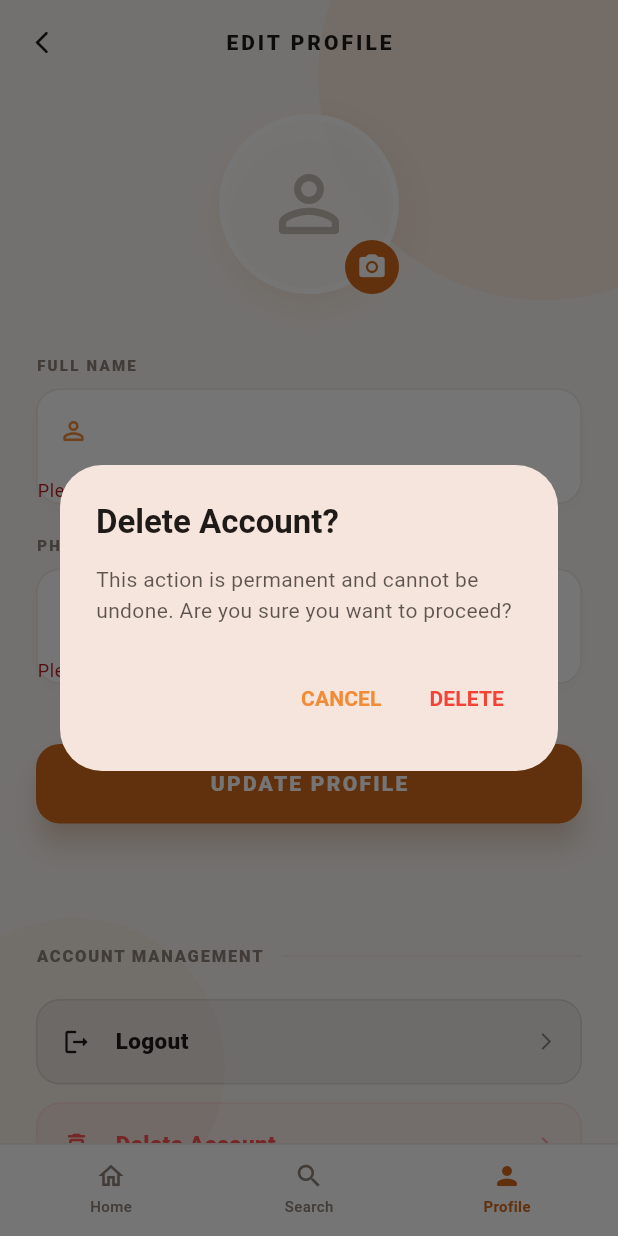
After one commit to vikalpxpaliwal-dev/garuda_user, a Flutter app: the EditProfilePage screen opened by its route, after a tap on "UPDATE PROFILE", after a tap on "Delete Account", on a phone screen of 412 x 824 dp. The commit adds this screen. Run offline on Flutter 3.47's test engine with Material 3 defaults, Android fonts, the phone set to English and light mode, and no system bars; our stand-ins replace dio, equatable, flutter_bloc, flutter_secure_storage, get_it, go_router and 2 more; accounts and stored records are empty.

Commit message:
feat: created a edit profile ui

```diff
--- a/lib/core/constants/app_routes.dart
+++ b/lib/core/constants/app_routes.dart
@@ -8,6 +8,7 @@ final class AppRoutes {
   static const search = '/search';
   static const searchDetails = 'details';
   static const profile = '/profile';
+  static const editProfile = '/edit-profile';
 
   static String searchListingDetails(int index) =>
       '$search/$searchDetails/$index';
--- a/lib/core/router/app_router.dart
+++ b/lib/core/router/app_router.dart
@@ -5,6 +5,8 @@ import 'package:garuda_user_app/core/widgets/app_shell_scaffold.dart';
 import 'package:garuda_user_app/features/home/presentation/bloc/home_bloc.dart';
 import 'package:garuda_user_app/features/home/presentation/bloc/home_event.dart';
 import 'package:garuda_user_app/features/home/presentation/pages/home_page.dart';
+import 'package:garuda_user_app/features/profile/presentation/bloc/profile_bloc.dart';
+import 'package:garuda_user_app/features/profile/presentation/pages/edit_profile_page.dart';
 import 'package:garuda_user_app/features/profile/presentation/pages/profile_page.dart';
 import 'package:garuda_user_app/features/auth/presentation/pages/login_page.dart';
 import 'package:garuda_user_app/features/auth/presentation/pages/signup_page.dart';
@@ -82,6 +84,19 @@ final class AppRouter {
                 pageBuilder: (context, state) {
                   return const NoTransitionPage<void>(child: ProfilePage());
                 },
+                routes: [
+                  GoRoute(
+                    path: AppRoutes.editProfile,
+                    pageBuilder: (context, state) {
+                      return NoTransitionPage<void>(
+                        child: BlocProvider<ProfileBloc>(
+                          create: (context) => sl<ProfileBloc>(),
+                          child: const EditProfilePage(),
+                        ),
+                      );
+                    },
+                  ),
+                ],
               ),
             ],
           ),
--- a/lib/features/auth/data/datasources/auth_remote_data_source.dart
+++ b/lib/features/auth/data/datasources/auth_remote_data_source.dart
@@ -3,46 +3,73 @@ import 'package:garuda_user_app/features/auth/data/models/login_request_model.da
 import 'package:garuda_user_app/features/auth/data/models/login_response_model.dart';
 import 'package:garuda_user_app/features/auth/data/models/signup_request_model.dart';
 import 'package:garuda_user_app/features/auth/data/models/signup_response_model.dart';
+import 'package:garuda_user_app/features/auth/data/models/user_response_model.dart';
 
 abstract interface class AuthRemoteDataSource {
   Future<SignupResponseModel> signup(SignupRequestModel request);
   Future<LoginResponseModel> login(LoginRequestModel request);
   Future<String> refresh(String refreshToken);
+  Future<UserResponseModel> updateProfile({
+    required String name,
+    required String phone,
+    String? photoPath,
+  });
+  Future<void> deleteAccount();
 }
 
 class AuthRemoteDataSourceImpl implements AuthRemoteDataSource {
-  const AuthRemoteDataSourceImpl(this._apiService);
+  AuthRemoteDataSourceImpl(this._apiService);
 
   final ApiService _apiService;
 
   @override
   Future<SignupResponseModel> signup(SignupRequestModel request) async {
-    final response = await _apiService.post<Map<String, dynamic>>(
+    final response = await _apiService.post(
       '/buyer/signup',
       data: request.toJson(),
     );
-
-    return SignupResponseModel.fromJson(response.data!);
+    return SignupResponseModel.fromJson(response.data);
   }
 
   @override
   Future<LoginResponseModel> login(LoginRequestModel request) async {
-    final response = await _apiService.post<Map<String, dynamic>>(
+    final response = await _apiService.post(
       '/buyer/login',
       data: request.toJson(),
     );
-
-    return LoginResponseModel.fromJson(response.data!);
+    return LoginResponseModel.fromJson(response.data);
   }
 
   @override
   Future<String> refresh(String refreshToken) async {
-    final response = await _apiService.post<Map<String, dynamic>>(
+    final response = await _apiService.post(
       '/buyer/refresh',
       data: {'refreshToken': refreshToken},
     );
+    return response.data['accessToken'] as String;
+  }
 
-    // Success response: {"success": true, "accessToken": "..."}
-    return response.data!['accessToken'] as String;
+  @override
+  Future<UserResponseModel> updateProfile({
+    required String name,
+    required String phone,
+    String? photoPath,
+  }) async {
+    // In a professional app, you'd use FormData if uploading a file.
+    // For now, we'll simulate the update.
+    final response = await _apiService.post(
+      '/buyer/update-profile',
+      data: {
+        'name': name,
+        'phone': phone,
+        if (photoPath != null) 'photo': photoPath,
+      },
+    );
+    return UserResponseModel.fromJson(response.data);
+  }
+
+  @override
+  Future<void> deleteAccount() async {
+    await _apiService.post('/buyer/delete-account');
   }
 }
--- a/lib/features/auth/domain/repositories/auth_repository.dart
+++ b/lib/features/auth/domain/repositories/auth_repository.dart
@@ -9,4 +9,10 @@ abstract interface class AuthRepository {
   Future<Result<String>> refreshToken();
   Future<void> logout();
   Future<String?> getAccessToken();
+  Future<Result<UserEntity>> updateProfile({
+    required String name,
+    required String phone,
+    String? photoPath,
+  });
+  Future<Result<void>> deleteAccount();
 }
--- /dev/null
+++ b/lib/features/auth/domain/usecases/delete_account_usecase.dart
@@ -0,0 +1,12 @@
+import 'package:garuda_user_app/core/utils/result.dart';
+import 'package:garuda_user_app/features/auth/domain/repositories/auth_repository.dart';
+
+class DeleteAccountUseCase {
+  DeleteAccountUseCase(this._repository);
+
+  final AuthRepository _repository;
+
+  Future<Result<void>> call() {
+    return _repository.deleteAccount();
+  }
+}
--- /dev/null
+++ b/lib/features/auth/domain/usecases/update_profile_usecase.dart
@@ -0,0 +1,21 @@
+import 'package:garuda_user_app/core/utils/result.dart';
+import 'package:garuda_user_app/features/auth/domain/entities/user_entity.dart';
+import 'package:garuda_user_app/features/auth/domain/repositories/auth_repository.dart';
+
+class UpdateProfileUseCase {
+  UpdateProfileUseCase(this._repository);
+
+  final AuthRepository _repository;
+
+  Future<Result<UserEntity>> call({
+    required String name,
+    required String phone,
+    String? photoPath,
+  }) {
+    return _repository.updateProfile(
+      name: name,
+      phone: phone,
+      photoPath: photoPath,
+    );
+  }
+}
--- /dev/null
+++ b/lib/features/profile/presentation/bloc/profile_bloc.dart
@@ -0,0 +1,74 @@
+import 'package:flutter_bloc/flutter_bloc.dart';
+import 'package:garuda_user_app/core/utils/result.dart';
+import 'package:garuda_user_app/features/auth/presentation/bloc/auth_bloc.dart';
+import 'package:garuda_user_app/features/auth/presentation/bloc/auth_event.dart';
+import 'package:garuda_user_app/features/auth/domain/usecases/delete_account_usecase.dart';
+import 'package:garuda_user_app/features/auth/domain/usecases/update_profile_usecase.dart';
+import 'package:garuda_user_app/features/profile/presentation/bloc/profile_event.dart';
+import 'package:garuda_user_app/features/profile/presentation/bloc/profile_state.dart';
+
+class ProfileBloc extends Bloc<ProfileEvent, ProfileState> {
+  ProfileBloc({
+    required UpdateProfileUseCase updateProfileUseCase,
+    required DeleteAccountUseCase deleteAccountUseCase,
+    required AuthBloc authBloc,
+  })  : _updateProfileUseCase = updateProfileUseCase,
+        _deleteAccountUseCase = deleteAccountUseCase,
+        _authBloc = authBloc,
+        super(const ProfileState()) {
+    on<UpdateProfileRequested>(_onUpdateProfileRequested);
+    on<LogoutRequested>(_onLogoutRequested);
+    on<DeleteAccountRequested>(_onDeleteAccountRequested);
+  }
+
+  final UpdateProfileUseCase _updateProfileUseCase;
+  final DeleteAccountUseCase _deleteAccountUseCase;
+  final AuthBloc _authBloc;
+
+  Future<void> _onUpdateProfileRequested(
+    UpdateProfileRequested event,
+    Emitter<ProfileState> emit,
+  ) async {
+    emit(state.copyWith(status: ProfileStatus.loading));
+
+    final result = await _updateProfileUseCase(
+      name: event.name,
+      phone: event.phone,
+      photoPath: event.photoPath,
+    );
+
+    if (result is Success) {
+      emit(state.copyWith(status: ProfileStatus.success, user: (result as Success).data));
+    } else {
+      emit(state.copyWith(
+        status: ProfileStatus.failure,
+        errorMessage: (result as Error).failure.message,
+      ));
+    }
+  }
+
+  Future<void> _onLogoutRequested(
+    LogoutRequested event,
+    Emitter<ProfileState> emit,
+  ) async {
+    _authBloc.add(UserLoggedOut());
+  }
+
+  Future<void> _onDeleteAccountRequested(
+    DeleteAccountRequested event,
+    Emitter<ProfileState> emit,
+  ) async {
+    emit(state.copyWith(status: ProfileStatus.loading));
+
+    final result = await _deleteAccountUseCase();
+
+    if (result is Success) {
+      _authBloc.add(UserLoggedOut());
+    } else {
+      emit(state.copyWith(
+        status: ProfileStatus.failure,
+        errorMessage: (result as Error).failure.message,
+      ));
+    }
+  }
+}
--- /dev/null
+++ b/lib/features/profile/presentation/bloc/profile_event.dart
@@ -0,0 +1,27 @@
+import 'package:equatable/equatable.dart';
+
+abstract class ProfileEvent extends Equatable {
+  const ProfileEvent();
+
+  @override
+  List<Object?> get props => [];
+}
+
+class UpdateProfileRequested extends ProfileEvent {
+  const UpdateProfileRequested({
+    required this.name,
+    required this.phone,
+    this.photoPath,
+  });
+
+  final String name;
+  final String phone;
+  final String? photoPath;
+
+  @override
+  List<Object?> get props => [name, phone, photoPath];
+}
+
+class LogoutRequested extends ProfileEvent {}
+
+class DeleteAccountRequested extends ProfileEvent {}
--- /dev/null
+++ b/lib/features/profile/presentation/bloc/profile_state.dart
@@ -0,0 +1,31 @@
+import 'package:equatable/equatable.dart';
+import 'package:garuda_user_app/features/auth/domain/entities/user_entity.dart';
+
+enum ProfileStatus { initial, loading, success, failure }
+
+class ProfileState extends Equatable {
+  const ProfileState({
+    this.status = ProfileStatus.initial,
+    this.user,
+    this.errorMessage,
+  });
+
+  final ProfileStatus status;
+  final UserEntity? user;
+  final String? errorMessage;
+
+  ProfileState copyWith({
+    ProfileStatus? status,
+    UserEntity? user,
+    String? errorMessage,
+  }) {
+    return ProfileState(
+      status: status ?? this.status,
+      user: user ?? this.user,
+      errorMessage: errorMessage ?? this.errorMessage,
+    );
+  }
+
+  @override
+  List<Object?> get props => [status, user, errorMessage];
+}
--- /dev/null
+++ b/lib/features/profile/presentation/pages/edit_profile_page.dart
@@ -0,0 +1,368 @@
+import 'dart:ui';
+import 'package:flutter/material.dart';
+import 'package:flutter_bloc/flutter_bloc.dart';
+import 'package:garuda_user_app/core/theme/app_colors.dart';
+import 'package:garuda_user_app/features/auth/presentation/widgets/profile_image_picker.dart';
+import 'package:garuda_user_app/features/profile/presentation/bloc/profile_bloc.dart';
+import 'package:garuda_user_app/features/profile/presentation/bloc/profile_event.dart';
+import 'package:garuda_user_app/features/profile/presentation/bloc/profile_state.dart';
+import 'package:image_picker/image_picker.dart';
+
+class EditProfilePage extends StatefulWidget {
+  const EditProfilePage({super.key});
+
+  @override
+  State<EditProfilePage> createState() => _EditProfilePageState();
+}
+
+class _EditProfilePageState extends State<EditProfilePage> {
+  final _formKey = GlobalKey<FormState>();
+  late TextEditingController _nameController;
+  late TextEditingController _phoneController;
+  XFile? _selectedImage;
+
+  @override
+  void initState() {
+    super.initState();
+    // Assuming we have the current user in state or passed down.
+    // For now initializing empty, but will be populated from state.
+    _nameController = TextEditingController();
+    _phoneController = TextEditingController();
+  }
+
+  @override
+  void dispose() {
+    _nameController.dispose();
+    _phoneController.dispose();
+    super.dispose();
+  }
+
+  void _onUpdate() {
+    if (_formKey.currentState!.validate()) {
+      context.read<ProfileBloc>().add(UpdateProfileRequested(
+            name: _nameController.text,
+            phone: _phoneController.text,
+            photoPath: _selectedImage?.path,
+          ));
+    }
+  }
+
+  @override
+  Widget build(BuildContext context) {
+    return Scaffold(
+      extendBodyBehindAppBar: true,
+      appBar: AppBar(
+        title: const Text(
+          'EDIT PROFILE',
+          style: TextStyle(
+            fontSize: 14,
+            fontWeight: FontWeight.w900,
+            letterSpacing: 2,
+          ),
+        ),
+        centerTitle: true,
+        backgroundColor: Colors.transparent,
+        elevation: 0,
+        leading: IconButton(
+          onPressed: () => Navigator.pop(context),
+          icon: const Icon(Icons.arrow_back_ios_new_rounded, size: 18),
+        ),
+      ),
+      body: BlocListener<ProfileBloc, ProfileState>(
+        listener: (context, state) {
+          if (state.status == ProfileStatus.success) {
+            ScaffoldMessenger.of(context).showSnackBar(
+              const SnackBar(content: Text('Profile updated successfully!')),
+            );
+          } else if (state.status == ProfileStatus.failure) {
+            ScaffoldMessenger.of(context).showSnackBar(
+              SnackBar(content: Text(state.errorMessage ?? 'Update failed')),
+            );
+          }
+        },
+        child: Stack(
+          children: [
+            // Premium background
+            Positioned.fill(
+              child: Container(
+                color: AppColors.softBackground,
+                child: Stack(
+                  children: [
+                    Positioned(
+                      top: -100,
+                      right: -100,
+                      child: Container(
+                        width: 300,
+                        height: 300,
+                        decoration: BoxDecoration(
+                          shape: BoxShape.circle,
+                          color: AppColors.primaryOrange.withValues(alpha: 0.1),
+                        ),
+                      ),
+                    ),
+                    Positioned(
+                      bottom: -50,
+                      left: -50,
+                      child: Container(
+                        width: 200,
+                        height: 200,
+                        decoration: BoxDecoration(
+                          shape: BoxShape.circle,
+                          color: AppColors.deepOrange.withValues(alpha: 0.05),
+                        ),
+                      ),
+                    ),
+                  ],
+                ),
+              ),
+            ),
+            SafeArea(
+              child: SingleChildScrollView(
+                padding: const EdgeInsets.symmetric(horizontal: 24),
+                child: Form(
+                  key: _formKey,
+                  child: Column(
+                    children: [
+                      const SizedBox(height: 20),
+                      ProfileImagePicker(
+                        selectedImage: _selectedImage,
+                        onImageSelected: (image) {
+                          setState(() => _selectedImage = image);
+                        },
+                      ),
+                      const SizedBox(height: 40),
+                      _buildTextField(
+                        controller: _nameController,
+                        label: 'FULL NAME',
+                        icon: Icons.person_outline_rounded,
+                        validator: (v) =>
+                            v!.isEmpty ? 'Please enter your name' : null,
+                      ),
+                      const SizedBox(height: 20),
+                      _buildTextField(
+                        controller: _phoneController,
+                        label: 'PHONE NUMBER',
+                        icon: Icons.phone_android_rounded,
+                        keyboardType: TextInputType.phone,
+                        validator: (v) =>
+                            v!.isEmpty ? 'Please enter your phone number' : null,
+                      ),
+                      const SizedBox(height: 40),
+                      _buildUpdateButton(),
+                      const SizedBox(height: 80),
+                      const _SectionHeader(title: 'ACCOUNT MANAGEMENT'),
+                      const SizedBox(height: 20),
+                      _buildAccountAction(
+                        label: 'Logout',
+                        icon: Icons.logout_rounded,
+                        color: AppColors.ink,
+                        onTap: () {
+                          context.read<ProfileBloc>().add(LogoutRequested());
+                        },
+                      ),
+                      const SizedBox(height: 12),
+                      _buildAccountAction(
+                        label: 'Delete Account',
+                        icon: Icons.delete_outline_rounded,
+                        color: Colors.redAccent,
+                        onTap: () {
+                          _showDeleteConfirmation(context);
+                        },
+                      ),
+                      const SizedBox(height: 40),
+                    ],
+                  ),
+                ),
+              ),
+            ),
+            // Loading Overlay
+            BlocBuilder<ProfileBloc, ProfileState>(
+              builder: (context, state) {
+                if (state.status == ProfileStatus.loading) {
+                  return Positioned.fill(
+                    child: Container(
+                      color: Colors.black.withValues(alpha: 0.2),
+                      child: const Center(
+                        child: CircularProgressIndicator(
+                          color: AppColors.deepOrange,
+                        ),
+                      ),
+                    ),
+                  );
+                }
+                return const SizedBox.shrink();
+              },
+            ),
+          ],
+        ),
+      ),
+    );
+  }
+
+  Widget _buildTextField({
+    required TextEditingController controller,
+    required String label,
+    required IconData icon,
+    TextInputType? keyboardType,
+    String? Function(String?)? validator,
+  }) {
+    return Column(
+      crossAxisAlignment: CrossAxisAlignment.start,
+      children: [
+        Text(
+          label,
+          style: const TextStyle(
+            color: AppColors.mutedText,
+            fontSize: 10,
+            fontWeight: FontWeight.w800,
+            letterSpacing: 1.5,
+          ),
+        ),
+        const SizedBox(height: 8),
+        Container(
+          decoration: BoxDecoration(
+            color: AppColors.white,
+            borderRadius: BorderRadius.circular(16),
+            border: Border.all(color: AppColors.lightLine),
+            boxShadow: [
+              BoxShadow(
+                color: AppColors.ink.withValues(alpha: 0.02),
+                blurRadius: 10,
+                offset: const Offset(0, 4),
+              ),
+            ],
+          ),
+          child: TextFormField(
+            controller: controller,
+            keyboardType: keyboardType,
+            validator: validator,
+            style: const TextStyle(
+              fontSize: 15,
+              fontWeight: FontWeight.w700,
+              color: AppColors.ink,
+            ),
+            decoration: InputDecoration(
+              prefixIcon: Icon(icon, size: 20, color: AppColors.primaryOrange),
+              border: InputBorder.none,
+              contentPadding: const EdgeInsets.symmetric(vertical: 16),
+            ),
+          ),
+        ),
+      ],
+    );
+  }
+
+  Widget _buildUpdateButton() {
+    return SizedBox(
+      width: double.infinity,
+      child: ElevatedButton(
+        onPressed: _onUpdate,
+        style: ElevatedButton.styleFrom(
+          backgroundColor: AppColors.deepOrange,
+          foregroundColor: AppColors.white,
+          padding: const EdgeInsets.symmetric(vertical: 18),
+          shape: RoundedRectangleBorder(
+            borderRadius: BorderRadius.circular(16),
+          ),
+          elevation: 8,
+          shadowColor: AppColors.deepOrange.withValues(alpha: 0.4),
+        ),
+        child: const Text(
+          'UPDATE PROFILE',
+          style: TextStyle(
+            fontSize: 14,
+            fontWeight: FontWeight.w900,
+            letterSpacing: 1.5,
+          ),
+        ),
+      ),
+    );
+  }
+
+  Widget _buildAccountAction({
+    required String label,
+    required IconData icon,
+    required Color color,
+    required VoidCallback onTap,
+  }) {
+    return InkWell(
+      onTap: onTap,
+      borderRadius: BorderRadius.circular(16),
+      child: Container(
+        padding: const EdgeInsets.all(16),
+        decoration: BoxDecoration(
+          color: color.withValues(alpha: 0.05),
+          borderRadius: BorderRadius.circular(16),
+          border: Border.all(color: color.withValues(alpha: 0.1)),
+        ),
+        child: Row(
+          children: [
+            Icon(icon, size: 20, color: color),
+            const SizedBox(width: 16),
+            Text(
+              label,
+              style: TextStyle(
+                color: color,
+                fontSize: 15,
+                fontWeight: FontWeight.w800,
+              ),
+            ),
+            const Spacer(),
+            Icon(Icons.arrow_forward_ios_rounded,
+                size: 14, color: color.withValues(alpha: 0.5)),
+          ],
+        ),
+      ),
+    );
+  }
+
+  void _showDeleteConfirmation(BuildContext context) {
+    showDialog(
+      context: context,
+      builder: (context) => AlertDialog(
+        title: const Text('Delete Account?'),
+        content: const Text(
+          'This action is permanent and cannot be undone. Are you sure you want to proceed?',
+        ),
+        actions: [
+          TextButton(
+            onPressed: () => Navigator.pop(context),
+            child: const Text('CANCEL'),
+          ),
+          TextButton(
+            onPressed: () {
+              Navigator.pop(context);
+              context.read<ProfileBloc>().add(DeleteAccountRequested());
+            },
+            child: const Text('DELETE', style: TextStyle(color: Colors.red)),
+          ),
+        ],
+      ),
+    );
+  }
+}
+
+class _SectionHeader extends StatelessWidget {
+  const _SectionHeader({required this.title});
+
+  final String title;
+
+  @override
+  Widget build(BuildContext context) {
+    return Row(
+      children: [
+        Text(
+          title,
+          style: const TextStyle(
+            color: AppColors.mutedText,
+            fontSize: 11,
+            fontWeight: FontWeight.w900,
+            letterSpacing: 1.2,
+          ),
+        ),
+        const SizedBox(width: 12),
+        const Expanded(child: Divider(color: AppColors.lightLine)),
+      ],
+    );
+  }
+}
--- a/lib/features/profile/presentation/pages/profile_page.dart
+++ b/lib/features/profile/presentation/pages/profile_page.dart
@@ -174,7 +174,9 @@ class _ProfilePageState extends State<ProfilePage> {
                       color: AppColors.ink,
                     ),
                   ),
-                  Padding(
+                  GestureDetector(
+                    onTap: () => context.go('${AppRoutes.profile}/edit-profile'),
+                    child: Padding(
                       padding: const EdgeInsets.only(right: 12),
                       child: Container(
                         padding: const EdgeInsets.all(1.5),
@@ -194,6 +196,7 @@ class _ProfilePageState extends State<ProfilePage> {
                               color: AppColors.deepOrange,
                               fontSize: 10,
                               fontWeight: FontWeight.w800,
+                            ),
                           ),
                         ),
                       ),
@@ -344,7 +347,9 @@ class _ProfileHeader extends StatelessWidget {
 
   @override
   Widget build(BuildContext context) {
-    return Row(
+    return GestureDetector(
+      onTap: () => context.go('${AppRoutes.profile}/edit-profile'),
+      child: Row(
         children: <Widget>[
           Container(
             width: 48,
@@ -399,6 +404,7 @@ class _ProfileHeader extends StatelessWidget {
           ],
         ),
       ],
+    ),
   );
   }
 }
```
Also changed, not shown: lib/core/di/service_locator.dart (+12 -0 lines), lib/features/auth/data/models/user_response_model.dart (added, +21 -0 lines), lib/features/auth/data/repositories/auth_repository_impl.dart (+37 -0 lines), lib/main.dart (+0 -7 lines). Lines whose indentation alone changed are shown as unchanged.
